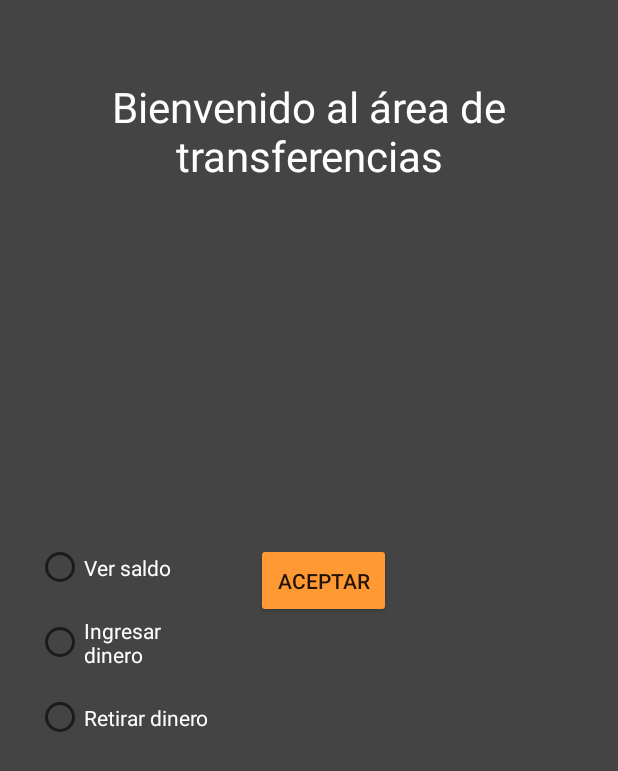
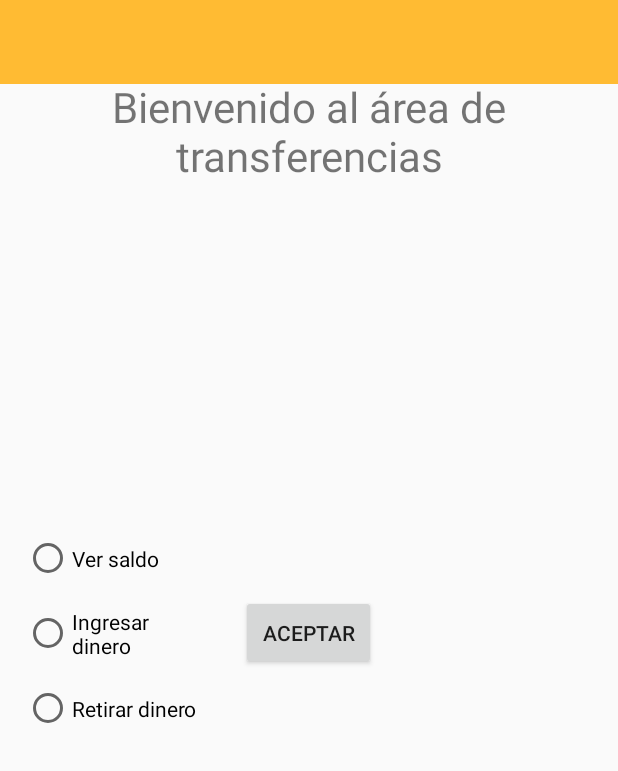
Before and after one commit to Alvarod99/AGame, an Android app: the layout activity_banco.xml on its own in the app's theme, with its tools: preview values and no code run, on a phone screen of 412 x 824 dp. Shown: the top 771 px of the screen. Run offline under Robolectric (Android 15) with nearby library versions, the phone set to English and light mode, and no system bars.

Commit message:
Enlace de todos los menus con su respectiva activity. Avance en la activity_banco.xml para el sistema de tranferencias...

```diff
--- a/app/src/main/java/com/example/agame/LoginActivity.java
+++ b/app/src/main/java/com/example/agame/LoginActivity.java
@@ -57,7 +57,7 @@ public class LoginActivity extends AppCompatActivity {
                     finish();
                     startActivity(new Intent(LoginActivity.this,MainActivity.class));
                     Toast.makeText(LoginActivity.this,"Bienvenido",Toast.LENGTH_SHORT).show();
-                    Intent j = new Intent(LoginActivity.this, MenuActivity.class);//estaba puesto MenuActivity.class
+                    Intent j = new Intent(LoginActivity.this, Banco.class);//estaba puesto MenuActivity.class
                     startActivity(j);
                 }
                 else{
--- a/app/src/main/res/layout/activity_banco.xml
+++ b/app/src/main/res/layout/activity_banco.xml
@@ -4,8 +4,20 @@
     xmlns:tools="http://schemas.android.com/tools"
     android:layout_width="match_parent"
     android:layout_height="match_parent"
-    android:background="#444444"
     tools:context=".Banco">
+
+    <androidx.appcompat.widget.Toolbar
+        android:id="@+id/toolbar"
+        android:layout_width="match_parent"
+        android:layout_height="wrap_content"
+        android:background="@android:color/holo_orange_light"
+        android:minHeight="?attr/actionBarSize"
+        android:theme="?attr/actionBarTheme"
+        app:layout_constraintEnd_toEndOf="parent"
+        app:layout_constraintStart_toStartOf="parent"
+        app:layout_constraintTop_toTopOf="parent"
+        app:layout_constraintVertical_bias="0.0">
+    </androidx.appcompat.widget.Toolbar>
 
     <TextView
         android:id="@+id/textView5"
@@ -14,7 +26,6 @@
         android:layout_marginTop="52dp"
         android:text="@string/bienvenido_al_rea_de_transferencias"
         android:textAlignment="center"
-        android:textColor="#FEFEFE"
         android:textSize="28sp"
         app:layout_constraintEnd_toEndOf="parent"
         app:layout_constraintHorizontal_bias="0.554"
@@ -24,95 +35,101 @@
     <RadioGroup
         android:id="@+id/radioGroup"
         android:layout_width="123dp"
-        android:layout_height="150dp"
-        android:layout_marginStart="24dp"
-        android:layout_marginTop="32dp"
+        android:layout_height="wrap_content"
+        android:layout_marginStart="16dp"
+        android:layout_marginTop="28dp"
+        android:layout_marginBottom="8dp"
         app:layout_constraintBottom_toBottomOf="parent"
         app:layout_constraintStart_toStartOf="parent"
         app:layout_constraintTop_toTopOf="parent">
 
         <RadioButton
-            android:id="@+id/saldo"
+            android:id="@+id/btnVersaldo"
             android:layout_width="match_parent"
             android:layout_height="50dp"
+            android:onClick="accion"
             android:text="@string/ver_saldo"
-            android:textColor="#FEFEFE" />
+            />
 
         <RadioButton
-            android:id="@+id/ingresar"
+            android:id="@+id/btnIngresar"
+            android:layout_width="wrap_content"
+            android:layout_height="50dp"
+            android:onClick="accion"
+            android:text="@string/ingresar_dinero"
+            />
+
+        <RadioButton
+            android:id="@+id/btnRetirar"
             android:layout_width="match_parent"
             android:layout_height="50dp"
-            android:text="@string/ingresar_dinero"
-            android:textColor="#FEFEFE" />
-
-        <RadioButton
-            android:id="@+id/retirar"
-            android:layout_width="match_parent"
-            android:layout_height="50dp"
+            android:onClick="accion"
             android:text="@string/retirar_dinero"
-            android:textColor="#FEFEFE" />
+            />
     </RadioGroup>
+    <!--verSaldo es la casilla donde aparecerá el saldo actual-->
 
     <TextView
-        android:id="@+id/textView6"
-        android:layout_width="wrap_content"
+        android:id="@+id/tvVerSaldo"
+        android:layout_width="400dp"
         android:layout_height="wrap_content"
+        android:layout_marginStart="8dp"
         android:layout_marginTop="56dp"
-        android:backgroundTint="#FF9800"
+        android:hint="@string/saldo"
         android:text="@string/saldo"
-        android:textColor="#FEFEFE"
+        android:textAlignment="textStart"
         android:textSize="16sp"
         android:visibility="invisible"
         app:layout_constraintEnd_toEndOf="parent"
-        app:layout_constraintHorizontal_bias="0.205"
+        app:layout_constraintHorizontal_bias="0.043"
         app:layout_constraintStart_toEndOf="@+id/radioGroup"
         app:layout_constraintTop_toBottomOf="@+id/textView5" />
 
     <EditText
-        android:id="@+id/editTextIngresar"
-        android:layout_width="250dp"
-        android:layout_height="wrap_content"
-        android:layout_marginTop="16dp"
+        android:id="@+id/txtIngresar"
+        android:layout_width="550dp"
+        android:layout_height="48dp"
+        android:layout_marginTop="12dp"
         android:ems="10"
         android:hint="@string/cantidad_de_dinero_a_ingresar"
+        android:imeActionLabel="@string/cantidad_de_dinero_a_ingresar"
         android:inputType="numberDecimal"
-        android:textColorHint="#FDFDFD"
         android:visibility="invisible"
         app:layout_constraintEnd_toEndOf="parent"
-        app:layout_constraintHorizontal_bias="0.335"
+        app:layout_constraintHorizontal_bias="0.38"
         app:layout_constraintStart_toEndOf="@+id/radioGroup"
-        app:layout_constraintTop_toBottomOf="@+id/textView6"
+        app:layout_constraintTop_toBottomOf="@+id/tvVerSaldo"
         tools:ignore="MissingConstraints" />
 
     <EditText
-        android:id="@+id/editTextRetirar"
-        android:layout_width="250dp"
-        android:layout_height="wrap_content"
-        android:layout_marginTop="16dp"
+        android:id="@+id/txtRetirar"
+        android:layout_width="550dp"
+        android:layout_height="48dp"
+        android:layout_marginTop="12dp"
         android:ems="10"
         android:hint="@string/cu_nto_dinero_desea_retirar"
+        android:imeActionLabel="@string/cu_nto_dinero_desea_retirar"
         android:inputType="numberDecimal"
-        android:textColorHint="#FEFEFE"
         android:visibility="invisible"
         app:layout_constraintEnd_toEndOf="parent"
-        app:layout_constraintHorizontal_bias="0.335"
+        app:layout_constraintHorizontal_bias="0.38"
         app:layout_constraintStart_toEndOf="@+id/radioGroup"
-        app:layout_constraintTop_toBottomOf="@+id/editTextIngresar"
+        app:layout_constraintTop_toBottomOf="@+id/txtIngresar"
         tools:ignore="MissingConstraints" />
 
     <Button
-        android:id="@+id/aceptar"
+        android:id="@+id/btnAceptar"
         android:layout_width="90dp"
         android:layout_height="50dp"
         android:layout_marginTop="24dp"
-        android:backgroundTint="#FF9933"
+        android:onClick="botonAceptar"
         android:text="@string/aceptar"
         android:textSize="14sp"
         app:layout_constraintBottom_toBottomOf="parent"
         app:layout_constraintEnd_toEndOf="parent"
-        app:layout_constraintHorizontal_bias="0.531"
+        app:layout_constraintHorizontal_bias="0.499"
         app:layout_constraintStart_toStartOf="parent"
-        app:layout_constraintTop_toBottomOf="@+id/editTextRetirar"
-        app:layout_constraintVertical_bias="0.035"
+        app:layout_constraintTop_toBottomOf="@+id/txtRetirar"
+        app:layout_constraintVertical_bias="0.121"
         tools:text="Aceptar" />
 </androidx.constraintlayout.widget.ConstraintLayout>
--- a/app/src/main/res/layout/activity_menu.xml
+++ b/app/src/main/res/layout/activity_menu.xml
@@ -40,13 +40,13 @@
         android:id="@+id/toolbar"
         android:layout_width="409dp"
         android:layout_height="wrap_content"
-        android:background="?attr/colorPrimary"
+        android:background="@android:color/holo_orange_light"
         android:minHeight="?attr/actionBarSize"
         android:theme="?attr/actionBarTheme"
         app:layout_constraintEnd_toEndOf="parent"
         app:layout_constraintStart_toStartOf="parent"
         app:layout_constraintTop_toTopOf="parent"
-        app:layout_constraintVertical_bias="0.0" />
-
+        app:layout_constraintVertical_bias="0.0">
+    </androidx.appcompat.widget.Toolbar>
 
 </androidx.constraintlayout.widget.ConstraintLayout>
--- a/app/src/main/res/values/strings.xml
+++ b/app/src/main/res/values/strings.xml
@@ -20,8 +20,10 @@
     <string name="salir">Salir</string>
     <string name="aceptar">Aceptar</string>
     <string name="cu_nto_dinero_desea_retirar">¿Cuánto dinero desea retirar?</string>
-    <string name="cantidad_de_dinero_a_ingresar">Cantidad de dinero a ingresar</string>
-    <string name="saldo">Saldo</string>
+    <string name="cantidad_de_dinero_a_ingresar">¿Cuanto dinero desea ingresar?</string>
+    <string name="saldo">Su saldo es de: </string>
+    <string name="todos_los_partidos_de_la_temporada">Todos los partidos de la temporada</string>
+
 
 
 </resources>
```
Also changed, not shown: app/src/main/java/com/example/agame/Banco.java (+107 -26 lines), app/src/main/java/com/example/agame/MenuActivity.java (+14 -2 lines), app/src/main/java/com/example/agame/matches.java (+35 -0 lines), app/src/main/java/com/example/agame/news.java (+36 -0 lines), app/src/main/java/com/example/agame/profile.java (+31 -0 lines), app/src/main/java/com/example/agame/today.java (+32 -0 lines), app/src/main/res/layout/activity_matches.xml (+13 -1 lines), app/src/main/res/layout/activity_news.xml (+14 -0 lines), app/src/main/res/layout/activity_profile.xml (+13 -0 lines), app/src/main/res/layout/activity_today.xml (+13 -0 lines).
